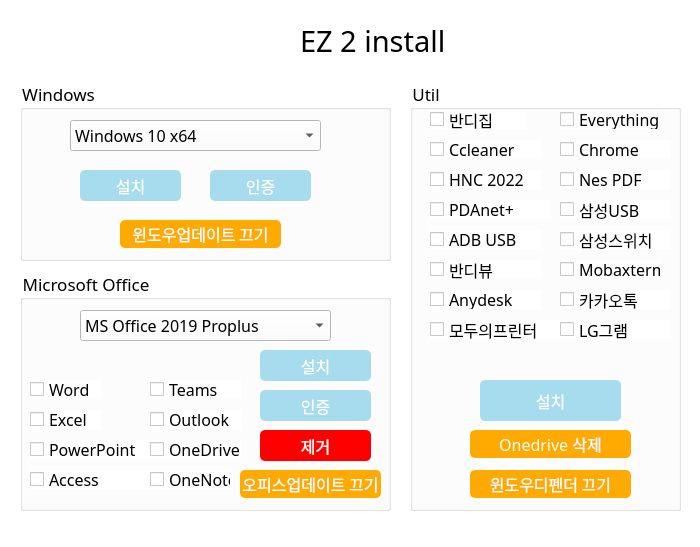
This is EZ2install/e2i_main.ui in KeIIogg/Utility as Qt 5 draws it before an edit. The edited form follows.
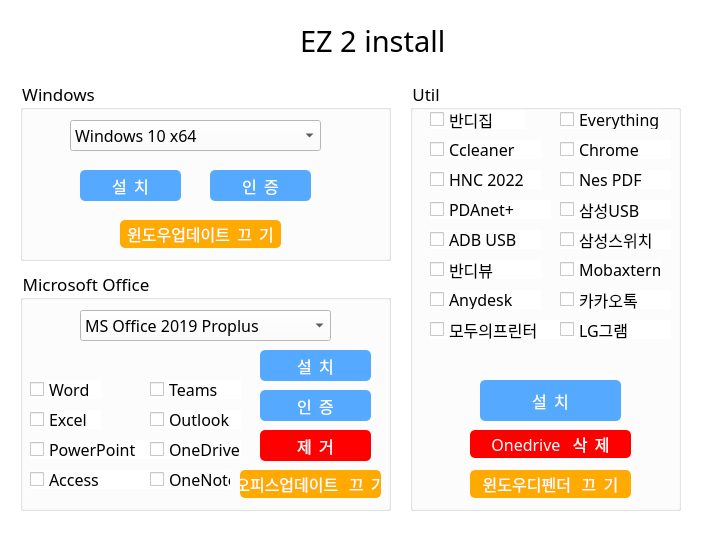
This is the edited form. Icons and pictures are not drawn.

```diff
--- a/EZ2install/e2i_main.ui
+++ b/EZ2install/e2i_main.ui
@@ -6,8 +6,8 @@
    <rect>
     <x>0</x>
     <y>0</y>
-    <width>700</width>
-    <height>547</height>
+    <width>701</width>
+    <height>534</height>
    </rect>
   </property>
   <property name="font">
@@ -289,12 +289,35 @@
       </font>
      </property>
      <property name="styleSheet">
-      <string notr="true">background-color:rgb(80, 188, 223, 0.5);
-color:white;
-border-radius:5px;</string>
+      <string notr="true">QPushButton{
+	background-color: rgb(85, 170, 255);
+	border-radius:5px;
+    color:white;
+
+}
+
+
+QPushButton:hover{
+	background-color: rgb(85, 0, 255);
+	border-radius:5px;
+    color:white;
+
+}
+QPushButton:pressed{
+	background-color: rgb(170, 170, 127);
+	border-radius:5px;
+    color:white;
+
+}
+
+
+
+
+
+</string>
      </property>
      <property name="text">
-      <string>설치</string>
+      <string>설  치</string>
      </property>
     </widget>
     <widget class="QPushButton" name="office_uninstall">
@@ -316,13 +339,36 @@
       </font>
      </property>
      <property name="styleSheet">
-      <string notr="true">
-color:white;
-border-radius:5px;
-background-color: rgb(255, 0, 0);</string>
+      <string notr="true">QPushButton{
+	background-color: rgb(255, 0, 0);
+	border-radius:5px;
+    color:white;
+
+}
+
+
+QPushButton:hover{
+	
+	background-color: rgb(255, 0, 127);
+	border-radius:5px;
+    color:white;
+
+}
+QPushButton:pressed{
+	background-color: rgb(255, 0, 255);
+	border-radius:5px;
+    color:white;
+
+}
+
+
+
+
+
+</string>
      </property>
      <property name="text">
-      <string>제거</string>
+      <string>제  거</string>
      </property>
     </widget>
     <widget class="QPushButton" name="office_update_off">
@@ -341,14 +387,35 @@
       </font>
      </property>
      <property name="styleSheet">
-      <string notr="true">background-color: rgb(255, 170, 0);
-color:white;
-border-radius:5px;
+      <string notr="true">QPushButton{
+	background-color: rgb(255, 170, 0);
+	border-radius:5px;
+    color:white;
+
+}
+
+
+QPushButton:hover{
+	background-color: rgb(255, 85, 0);
+	border-radius:5px;
+    color:white;
+
+}
+QPushButton:pressed{
+	background-color: rgb(255, 255, 0);
+	border-radius:5px;
+    color:white;
+
+}
+
+
+
+
 
 </string>
      </property>
      <property name="text">
-      <string>오피스업데이트 끄기</string>
+      <string>오피스업데이트   끄  기</string>
      </property>
     </widget>
     <widget class="QPushButton" name="office_auth">
@@ -370,12 +437,35 @@
       </font>
      </property>
      <property name="styleSheet">
-      <string notr="true">background-color:rgb(80, 188, 223, 0.5);
-color:white;
-border-radius:5px;</string>
+      <string notr="true">QPushButton{
+	background-color: rgb(85, 170, 255);
+	border-radius:5px;
+    color:white;
+
+}
+
+
+QPushButton:hover{
+	background-color: rgb(85, 0, 255);
+	border-radius:5px;
+    color:white;
+
+}
+QPushButton:pressed{
+	background-color: rgb(170, 170, 127);
+	border-radius:5px;
+    color:white;
+
+}
+
+
+
+
+
+</string>
      </property>
      <property name="text">
-      <string>인증</string>
+      <string>인  증</string>
      </property>
     </widget>
    </widget>
@@ -751,12 +841,35 @@
       </font>
      </property>
      <property name="styleSheet">
-      <string notr="true">background-color:rgb(80, 188, 223, 0.5);
-color:white;
-border-radius:5px;</string>
+      <string notr="true">QPushButton{
+	background-color: rgb(85, 170, 255);
+	border-radius:5px;
+    color:white;
+
+}
+
+
+QPushButton:hover{
+	background-color: rgb(85, 0, 255);
+	border-radius:5px;
+    color:white;
+
+}
+QPushButton:pressed{
+	background-color: rgb(170, 170, 127);
+	border-radius:5px;
+    color:white;
+
+}
+
+
+
+
+
+</string>
      </property>
      <property name="text">
-      <string>설치</string>
+      <string>설  치</string>
      </property>
     </widget>
     <widget class="QCheckBox" name="chk_lggram">
@@ -800,14 +913,36 @@
       </font>
      </property>
      <property name="styleSheet">
-      <string notr="true">background-color: rgb(255, 170, 0);
-color:white;
-border-radius:5px;
+      <string notr="true">QPushButton{
+	background-color: rgb(255, 0, 0);
+	border-radius:5px;
+    color:white;
+
+}
+
+
+QPushButton:hover{
+	
+	background-color: rgb(255, 0, 127);
+	border-radius:5px;
+    color:white;
+
+}
+QPushButton:pressed{
+	background-color: rgb(255, 0, 255);
+	border-radius:5px;
+    color:white;
+
+}
+
+
+
+
 
 </string>
      </property>
      <property name="text">
-      <string>Onedrive 삭제</string>
+      <string>Onedrive   삭  제</string>
      </property>
     </widget>
     <widget class="QPushButton" name="windows_defender_off">
@@ -826,14 +961,35 @@
       </font>
      </property>
      <property name="styleSheet">
-      <string notr="true">background-color: rgb(255, 170, 0);
-color:white;
-border-radius:5px;
+      <string notr="true">QPushButton{
+	background-color: rgb(255, 170, 0);
+	border-radius:5px;
+    color:white;
+
+}
+
+
+QPushButton:hover{
+	background-color: rgb(255, 85, 0);
+	border-radius:5px;
+    color:white;
+
+}
+QPushButton:pressed{
+	background-color: rgb(255, 255, 0);
+	border-radius:5px;
+    color:white;
+
+}
+
+
+
+
 
 </string>
      </property>
      <property name="text">
-      <string>윈도우디펜더 끄기</string>
+      <string>윈도우디펜더   끄  기</string>
      </property>
     </widget>
    </widget>
@@ -911,12 +1067,35 @@
       </font>
      </property>
      <property name="styleSheet">
-      <string notr="true">background-color:rgb(80, 188, 223, 0.5);
-color:white;
-border-radius:5px;</string>
+      <string notr="true">QPushButton{
+	background-color: rgb(85, 170, 255);
+	border-radius:5px;
+    color:white;
+
+}
+
+
+QPushButton:hover{
+	background-color: rgb(85, 0, 255);
+	border-radius:5px;
+    color:white;
+
+}
+QPushButton:pressed{
+	background-color: rgb(170, 170, 127);
+	border-radius:5px;
+    color:white;
+
+}
+
+
+
+
+
+</string>
      </property>
      <property name="text">
-      <string>설치</string>
+      <string>설  치</string>
      </property>
     </widget>
     <widget class="QPushButton" name="win_auth">
@@ -938,12 +1117,35 @@
       </font>
      </property>
      <property name="styleSheet">
-      <string notr="true">background-color:rgb(80, 188, 223, 0.5);
-color:white;
-border-radius:5px;</string>
+      <string notr="true">QPushButton{
+	background-color: rgb(85, 170, 255);
+	border-radius:5px;
+    color:white;
+
+}
+
+
+QPushButton:hover{
+	background-color: rgb(85, 0, 255);
+	border-radius:5px;
+    color:white;
+
+}
+QPushButton:pressed{
+	background-color: rgb(170, 170, 127);
+	border-radius:5px;
+    color:white;
+
+}
+
+
+
+
+
+</string>
      </property>
      <property name="text">
-      <string>인증</string>
+      <string>인  증</string>
      </property>
     </widget>
     <widget class="QPushButton" name="disable_windows_update">
@@ -965,14 +1167,35 @@
       </font>
      </property>
      <property name="styleSheet">
-      <string notr="true">background-color: rgb(255, 170, 0);
-color:white;
-border-radius:5px;
+      <string notr="true">QPushButton{
+	background-color: rgb(255, 170, 0);
+	border-radius:5px;
+    color:white;
+
+}
+
+
+QPushButton:hover{
+	background-color: rgb(255, 85, 0);
+	border-radius:5px;
+    color:white;
+
+}
+QPushButton:pressed{
+	background-color: rgb(255, 255, 0);
+	border-radius:5px;
+    color:white;
+
+}
+
+
+
+
 
 </string>
      </property>
      <property name="text">
-      <string>윈도우업데이트 끄기</string>
+      <string>윈도우업데이트  끄  기</string>
      </property>
     </widget>
    </widget>
```
